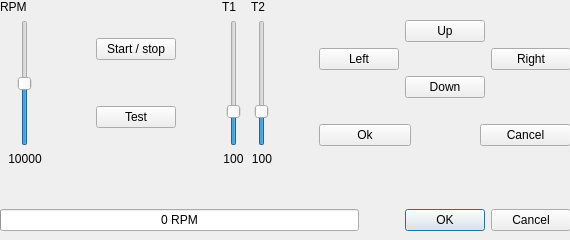
Old version of the form uc_projets/openchrono/gui_qt/openchrono_trunk/ui/testwin.ui in the repository BackupTheBerlios/openphysic-svn.
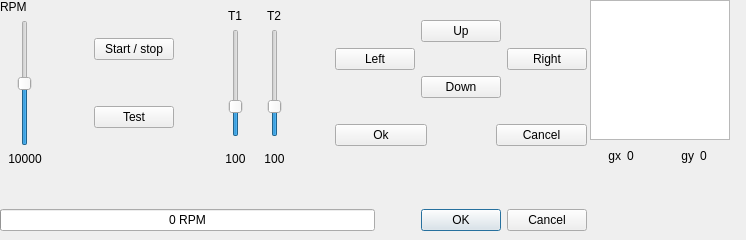
New version of the form. Custom widgets are drawn as their Qt base class.

The edit to the form file:
```diff
--- a/uc_projets/openchrono/gui_qt/openchrono_trunk/ui/testwin.ui
+++ b/uc_projets/openchrono/gui_qt/openchrono_trunk/ui/testwin.ui
@@ -5,19 +5,19 @@
    <rect>
     <x>0</x>
     <y>0</y>
-    <width>570</width>
+    <width>746</width>
     <height>240</height>
    </rect>
   </property>
   <property name="windowTitle" >
    <string>Test window for OpenChrono</string>
   </property>
-  <widget class="QWidget" name="" >
+  <widget class="QWidget" name="layoutWidget" >
    <property name="geometry" >
     <rect>
      <x>0</x>
      <y>0</y>
-     <width>571</width>
+     <width>587</width>
      <height>231</height>
     </rect>
    </property>
@@ -157,9 +157,7 @@
         <item>
          <widget class="QPushButton" name="StartStop" >
           <property name="sizePolicy" >
-           <sizepolicy>
-            <hsizetype>4</hsizetype>
-            <vsizetype>0</vsizetype>
+           <sizepolicy vsizetype="Fixed" hsizetype="Maximum" >
             <horstretch>0</horstretch>
             <verstretch>0</verstretch>
            </sizepolicy>
@@ -236,12 +234,12 @@
         </property>
         <item>
          <layout class="QVBoxLayout" >
-          <property name="margin" >
-           <number>-1</number>
-          </property>
           <property name="spacing" >
            <number>6</number>
           </property>
+          <property name="margin" >
+           <number>9</number>
+          </property>
           <item>
            <widget class="QLabel" name="label_2" >
             <property name="text" >
@@ -252,9 +250,7 @@
           <item>
            <widget class="QSlider" name="SliderTemp1" >
             <property name="sizePolicy" >
-             <sizepolicy>
-              <hsizetype>1</hsizetype>
-              <vsizetype>7</vsizetype>
+             <sizepolicy vsizetype="Expanding" hsizetype="Minimum" >
               <horstretch>0</horstretch>
               <verstretch>0</verstretch>
              </sizepolicy>
@@ -306,12 +302,12 @@
         </property>
         <item>
          <layout class="QVBoxLayout" >
-          <property name="margin" >
-           <number>-1</number>
-          </property>
           <property name="spacing" >
            <number>6</number>
           </property>
+          <property name="margin" >
+           <number>9</number>
+          </property>
           <item>
            <widget class="QLabel" name="label_3" >
             <property name="text" >
@@ -322,9 +318,7 @@
           <item>
            <widget class="QSlider" name="SliderTemp2" >
             <property name="sizePolicy" >
-             <sizepolicy>
-              <hsizetype>1</hsizetype>
-              <vsizetype>7</vsizetype>
+             <sizepolicy vsizetype="Expanding" hsizetype="Minimum" >
               <horstretch>0</horstretch>
               <verstretch>0</verstretch>
              </sizepolicy>
@@ -534,9 +528,7 @@
       <item>
        <widget class="QDialogButtonBox" name="buttonBox" >
         <property name="sizePolicy" >
-         <sizepolicy>
-          <hsizetype>4</hsizetype>
-          <vsizetype>0</vsizetype>
+         <sizepolicy vsizetype="Fixed" hsizetype="Maximum" >
           <horstretch>0</horstretch>
           <verstretch>0</verstretch>
          </sizepolicy>
@@ -545,7 +537,7 @@
          <enum>Qt::Horizontal</enum>
         </property>
         <property name="standardButtons" >
-         <set>QDialogButtonBox::Cancel|QDialogButtonBox::NoButton|QDialogButtonBox::Ok</set>
+         <set>QDialogButtonBox::Cancel|QDialogButtonBox::Ok</set>
         </property>
        </widget>
       </item>
@@ -553,7 +545,70 @@
     </item>
    </layout>
   </widget>
+  <widget class="QAccelerometer" name="accelerometer" >
+   <property name="geometry" >
+    <rect>
+     <x>590</x>
+     <y>0</y>
+     <width>140</width>
+     <height>140</height>
+    </rect>
+   </property>
+  </widget>
+  <widget class="QWidget" name="layoutWidget" >
+   <property name="geometry" >
+    <rect>
+     <x>590</x>
+     <y>140</y>
+     <width>141</width>
+     <height>31</height>
+    </rect>
+   </property>
+   <layout class="QHBoxLayout" name="horizontalLayout" >
+    <item>
+     <widget class="QLabel" name="label_gx" >
+      <property name="text" >
+       <string>gx</string>
+      </property>
+      <property name="alignment" >
+       <set>Qt::AlignRight|Qt::AlignTrailing|Qt::AlignVCenter</set>
+      </property>
+     </widget>
+    </item>
+    <item>
+     <widget class="QLabel" name="lblgx" >
+      <property name="text" >
+       <string>0</string>
+      </property>
+     </widget>
+    </item>
+    <item>
+     <widget class="QLabel" name="label_gy" >
+      <property name="text" >
+       <string>gy</string>
+      </property>
+      <property name="alignment" >
+       <set>Qt::AlignRight|Qt::AlignTrailing|Qt::AlignVCenter</set>
+      </property>
+     </widget>
+    </item>
+    <item>
+     <widget class="QLabel" name="lblgy" >
+      <property name="text" >
+       <string>0</string>
+      </property>
+     </widget>
+    </item>
+   </layout>
+  </widget>
  </widget>
+ <customwidgets>
+  <customwidget>
+   <class>QAccelerometer</class>
+   <extends>QGraphicsView</extends>
+   <header>qaccelerometer.h</header>
+  </customwidget>
+ </customwidgets>
  <tabstops>
   <tabstop>SliderRPM</tabstop>
   <tabstop>StartStop</tabstop>
```
Left out of the diff: 86 changed lines with no effect on the pictures.
